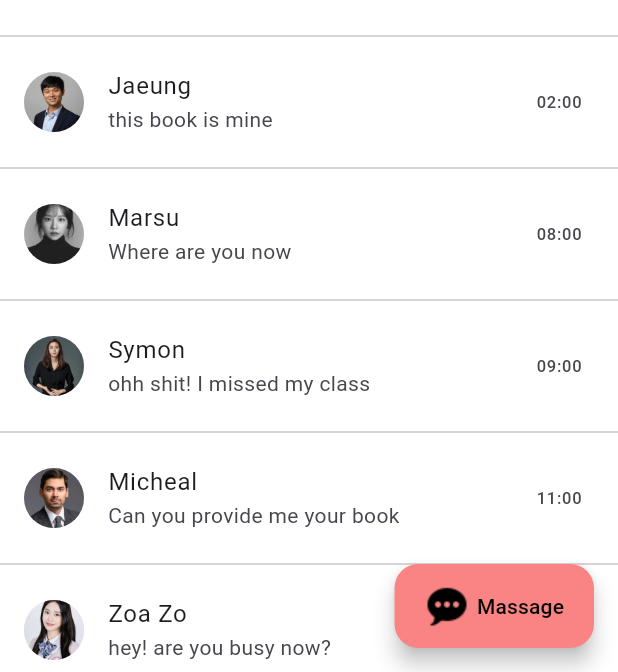
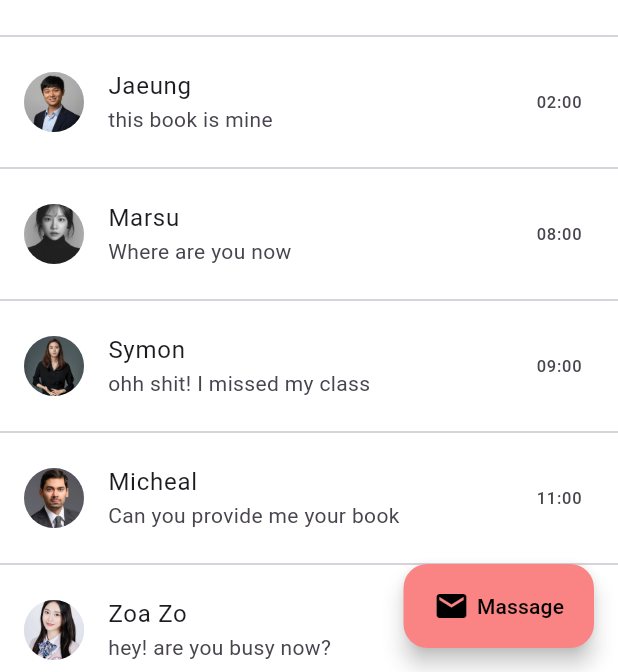
Before and after one commit to marufhasanmitul/chatmate, a Flutter app: the HomePage screen opened directly, on a phone screen of 412 x 824 dp, the part 564-1236 px from its top. Run offline on Flutter 3.47's test engine with Material 2 defaults, Android fonts, the phone set to English and light mode, and no system bars; our stand-ins replace get.

Commit message:
Homepagee has added

```diff
--- a/lib/screens/HomePage.dart
+++ b/lib/screens/HomePage.dart
@@ -117,7 +117,7 @@ class _HomePageState extends State<HomePage> {
       ),
       floatingActionButton: FloatingActionButton.extended(backgroundColor: ColorAll.primaryColor,onPressed: (){}, label:const Row(
         children: [
-          Image(image: AssetImage('assets/images/mass.png',),),
+          Icon(Icons.mail,color: Colors.black,),
           SizedBox(width: 5,),
           Text('Massage',style: TextStyle(color: Colors.black),),
         ],
```
